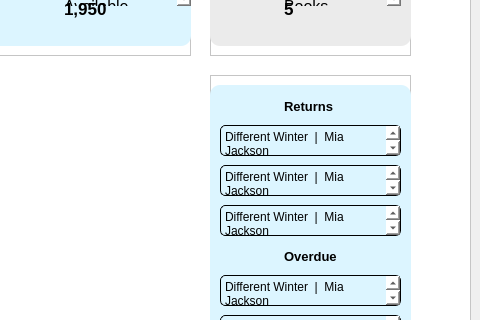
Above: LIS/adminhome.ui from TenacioussD/library_information_system before the change; both pictures show x 539 to 1019 and y 204 to 524 of the 1019 by 670 pixel window. Below: the same form after it.
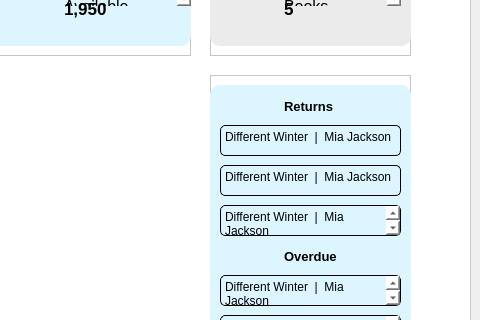
That is the form after the change. Icons and pictures are not drawn.

Diff of the .ui file:
```diff
--- a/LIS/adminhome.ui
+++ b/LIS/adminhome.ui
@@ -879,6 +879,9 @@
         <property name="frameShadow">
          <enum>QFrame::Plain</enum>
         </property>
+        <property name="verticalScrollBarPolicy">
+         <enum>Qt::ScrollBarAlwaysOff</enum>
+        </property>
         <property name="plainText">
          <string>Different Winter  |  Mia Jackson</string>
         </property>
@@ -906,6 +909,9 @@
         <property name="frameShadow">
          <enum>QFrame::Plain</enum>
         </property>
+        <property name="verticalScrollBarPolicy">
+         <enum>Qt::ScrollBarAlwaysOff</enum>
+        </property>
         <property name="plainText">
          <string>Different Winter  |  Mia Jackson</string>
         </property>
```
